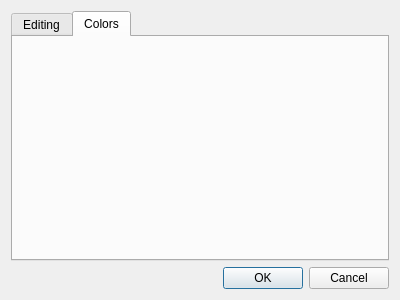
Qt form source/ide/settings.ui (IanFinlayson/tetra) before a commit.
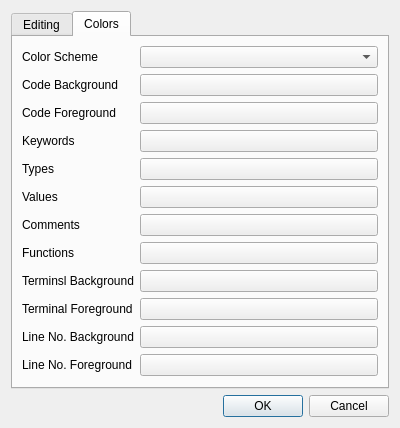
The same form after that commit. The open tabs and pages were chosen to show the change.

Commit message: [IDE] add settings for all of the colors!

Patch:
```diff
--- a/source/ide/settings.ui
+++ b/source/ide/settings.ui
@@ -7,7 +7,7 @@
     <x>0</x>
     <y>0</y>
     <width>400</width>
-    <height>300</height>
+    <height>351</height>
    </rect>
   </property>
   <property name="windowTitle">
@@ -96,6 +96,172 @@
       <attribute name="title">
        <string>Colors</string>
       </attribute>
+      <layout class="QFormLayout" name="formLayout_2">
+       <item row="0" column="0">
+        <widget class="QLabel" name="label_4">
+         <property name="text">
+          <string>Color Scheme</string>
+         </property>
+        </widget>
+       </item>
+       <item row="0" column="1">
+        <widget class="QComboBox" name="comboBox"/>
+       </item>
+       <item row="1" column="0">
+        <widget class="QLabel" name="label_6">
+         <property name="text">
+          <string>Code Background</string>
+         </property>
+        </widget>
+       </item>
+       <item row="1" column="1">
+        <widget class="QPushButton" name="background">
+         <property name="text">
+          <string/>
+         </property>
+        </widget>
+       </item>
+       <item row="2" column="0">
+        <widget class="QLabel" name="label_7">
+         <property name="text">
+          <string>Code Foreground</string>
+         </property>
+        </widget>
+       </item>
+       <item row="2" column="1">
+        <widget class="QPushButton" name="foreground">
+         <property name="text">
+          <string/>
+         </property>
+        </widget>
+       </item>
+       <item row="3" column="0">
+        <widget class="QLabel" name="label_8">
+         <property name="text">
+          <string>Keywords</string>
+         </property>
+        </widget>
+       </item>
+       <item row="3" column="1">
+        <widget class="QPushButton" name="keywords">
+         <property name="text">
+          <string/>
+         </property>
+        </widget>
+       </item>
+       <item row="4" column="0">
+        <widget class="QLabel" name="label_9">
+         <property name="text">
+          <string>Types</string>
+         </property>
+        </widget>
+       </item>
+       <item row="4" column="1">
+        <widget class="QPushButton" name="types">
+         <property name="text">
+          <string/>
+         </property>
+        </widget>
+       </item>
+       <item row="5" column="0">
+        <widget class="QLabel" name="label_11">
+         <property name="text">
+          <string>Values</string>
+         </property>
+        </widget>
+       </item>
+       <item row="5" column="1">
+        <widget class="QPushButton" name="values">
+         <property name="text">
+          <string/>
+         </property>
+        </widget>
+       </item>
+       <item row="6" column="0">
+        <widget class="QLabel" name="label_12">
+         <property name="text">
+          <string>Comments</string>
+         </property>
+        </widget>
+       </item>
+       <item row="6" column="1">
+        <widget class="QPushButton" name="comments">
+         <property name="text">
+          <string/>
+         </property>
+        </widget>
+       </item>
+       <item row="7" column="0">
+        <widget class="QLabel" name="label_10">
+         <property name="text">
+          <string>Functions</string>
+         </property>
+        </widget>
+       </item>
+       <item row="8" column="0">
+        <widget class="QLabel" name="label_13">
+         <property name="text">
+          <string>Terminsl Background</string>
+         </property>
+        </widget>
+       </item>
+       <item row="9" column="0">
+        <widget class="QLabel" name="label_14">
+         <property name="text">
+          <string>Terminal Foreground</string>
+         </property>
+        </widget>
+       </item>
+       <item row="8" column="1">
+        <widget class="QPushButton" name="termBackground">
+         <property name="text">
+          <string/>
+         </property>
+        </widget>
+       </item>
+       <item row="7" column="1">
+        <widget class="QPushButton" name="functions">
+         <property name="text">
+          <string/>
+         </property>
+        </widget>
+       </item>
+       <item row="9" column="1">
+        <widget class="QPushButton" name="termForeground">
+         <property name="text">
+          <string/>
+         </property>
+        </widget>
+       </item>
+       <item row="10" column="0">
+        <widget class="QLabel" name="label_15">
+         <property name="text">
+          <string>Line No. Background</string>
+         </property>
+        </widget>
+       </item>
+       <item row="11" column="0">
+        <widget class="QLabel" name="label_16">
+         <property name="text">
+          <string>Line No. Foreground</string>
+         </property>
+        </widget>
+       </item>
+       <item row="10" column="1">
+        <widget class="QPushButton" name="linesBackground">
+         <property name="text">
+          <string/>
+         </property>
+        </widget>
+       </item>
+       <item row="11" column="1">
+        <widget class="QPushButton" name="linesForeground">
+         <property name="text">
+          <string/>
+         </property>
+        </widget>
+       </item>
+      </layout>
      </widget>
     </widget>
    </item>
```
The commit also changes 10 other files.
